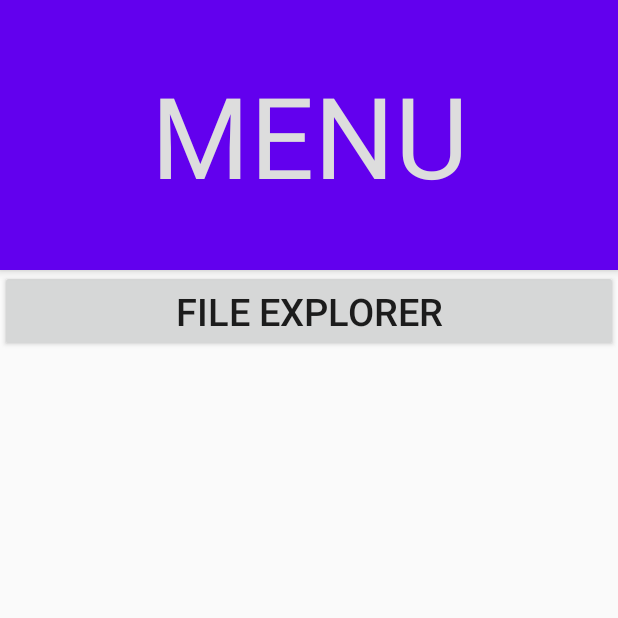
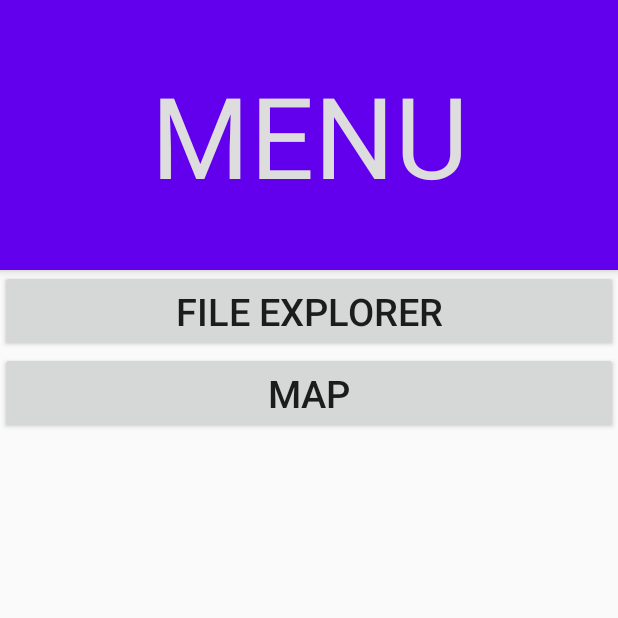
Before and after one commit to Banghyungjin/AppTest, an Android app: the MenuActivity screen opened directly, with no data from a screen before it, on a phone screen of 412 x 824 dp, the top half of it. Run offline under Robolectric (Android 15) with nearby library versions, the phone set to English and light mode, and no system bars; Roboto replaces fonts that are not available here.

```diff
--- a/AppTest/app/src/main/java/com/example/apptest/MenuActivity.java
+++ b/AppTest/app/src/main/java/com/example/apptest/MenuActivity.java
@@ -5,6 +5,7 @@ import android.os.Bundle;
 import androidx.appcompat.app.AppCompatActivity;
 import android.view.View;
 import android.widget.Button;
+import android.widget.Toast;
 
 public class MenuActivity extends AppCompatActivity {
 
@@ -20,6 +21,14 @@ public class MenuActivity extends AppCompatActivity {
                 startActivity(intent);
             }
         });
+
+        Button mapButton = (Button)findViewById(R.id.mapBtn);
+        mapButton.setOnClickListener(new View.OnClickListener() {
+            @Override
+            public void onClick(View view) {
+                Toast.makeText(getApplicationContext(),"Sorry I'm still working on it",Toast.LENGTH_LONG).show();
+            }
+        });
     }
 
 }
--- a/AppTest/app/src/main/res/layout/content_scrolling.xml
+++ b/AppTest/app/src/main/res/layout/content_scrolling.xml
@@ -9,10 +9,22 @@
     tools:context=".MenuActivity"
     tools:showIn="@layout/activity_menu">
 
-    <Button
-        android:id="@+id/explorerBtn"
+    <LinearLayout
         android:layout_width="match_parent"
         android:layout_height="wrap_content"
-        android:text="File Explorer"
-        android:textSize="25sp" />
+        android:orientation="vertical">
+
+        <Button
+            android:id="@+id/explorerBtn"
+            android:layout_width="match_parent"
+            android:layout_height="wrap_content"
+            android:text="File Explorer"
+            android:textSize="25sp" />
+        <Button
+            android:id="@+id/mapBtn"
+            android:layout_width="match_parent"
+            android:layout_height="wrap_content"
+            android:text="Map"
+            android:textSize="25sp" />
+    </LinearLayout>
 </androidx.core.widget.NestedScrollView>
--- a/AppTest/app/src/main/res/values/colors.xml
+++ b/AppTest/app/src/main/res/values/colors.xml
@@ -2,7 +2,13 @@
 <resources>
     <color name="colorPrimary">#6200EE</color>
     <color name="colorPrimaryDark">#3700B3</color>
-    <color name="colorAccent">#03DAC5</color>
+    <color name="colorAccent">#3F51B5</color>
     <color name="black">#000000</color>
     <color name="light">#DDDDDD</color>
+    <color name="powerpoint">#E44343</color>
+    <color name="word">#1868C3</color>
+    <color name="imageFile">#00BCD4</color>
+    <color name="pdfFile">#E91E63</color>
+    <color name="apkFile">#4CAF50</color>
+
 </resources>
```
Also changed, not shown: AppTest/app/src/main/java/com/example/apptest/ExplorerActivity.java (+32 -0 lines).
